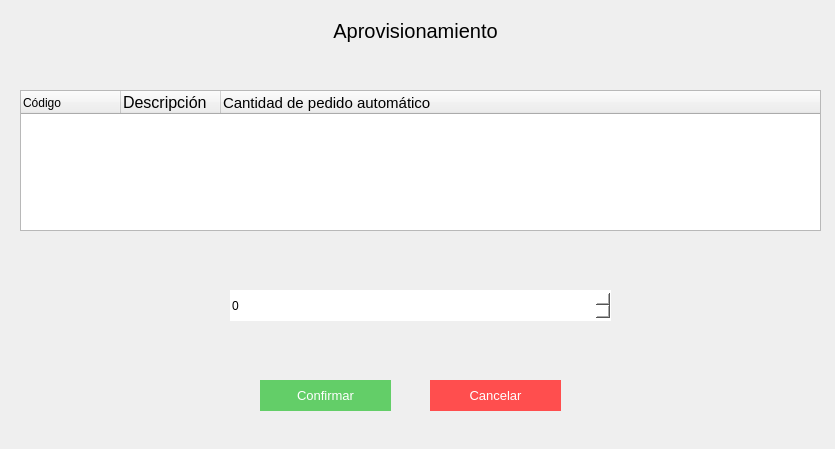
First picture: the form in Pantallas UI/Materiales/aprovisionamiento/aprovisionamiento.ui, repository AlemFernandez786/Scabox, before the edit.
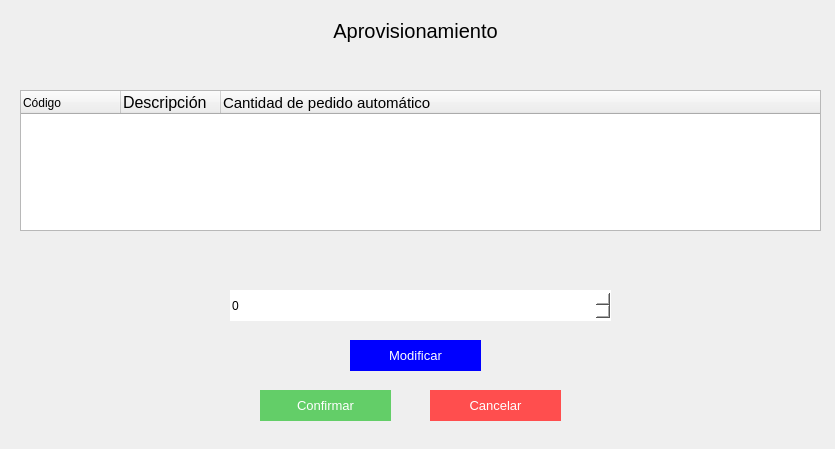
Second picture: the form after the edit.

The edit to the form file:
```diff
--- a/Pantallas UI/Materiales/aprovisionamiento/aprovisionamiento.ui
+++ b/Pantallas UI/Materiales/aprovisionamiento/aprovisionamiento.ui
@@ -37,7 +37,7 @@
    <property name="geometry">
     <rect>
      <x>430</x>
-     <y>380</y>
+     <y>390</y>
      <width>131</width>
      <height>31</height>
     </rect>
@@ -56,7 +56,7 @@
    <property name="geometry">
     <rect>
      <x>260</x>
-     <y>380</y>
+     <y>390</y>
      <width>131</width>
      <height>31</height>
     </rect>
@@ -158,6 +158,25 @@
     <number>9999</number>
    </property>
   </widget>
+  <widget class="QPushButton" name="ma_btn_modificar">
+   <property name="geometry">
+    <rect>
+     <x>350</x>
+     <y>340</y>
+     <width>131</width>
+     <height>31</height>
+    </rect>
+   </property>
+   <property name="styleSheet">
+    <string notr="true">background-color: rgb(0, 0, 255);
+color:white;
+font-size:10pt;
+border:none;</string>
+   </property>
+   <property name="text">
+    <string>Modificar</string>
+   </property>
+  </widget>
  </widget>
  <resources/>
  <connections/>
```
